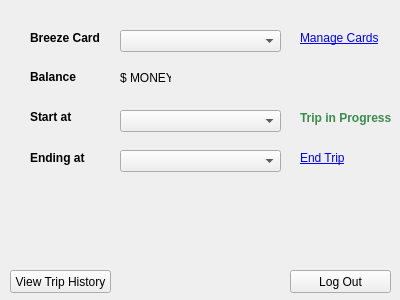
Old version of the form ui/welcomeToMarta.ui in the repository alishan-kaisani/CS4400-GUI.
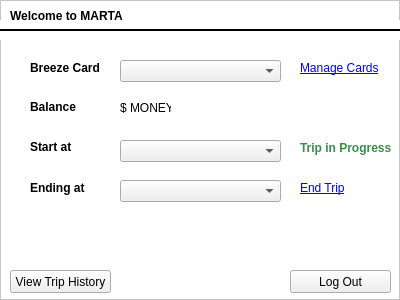
New version of the form. Icons and pictures are not drawn.

Commit message: Baseline functioning GUI - no style & no data

```diff
--- a/ui/welcomeToMarta.ui
+++ b/ui/welcomeToMarta.ui
@@ -1,7 +1,7 @@
 <?xml version="1.0" encoding="UTF-8"?>
 <ui version="4.0">
- <class>Form</class>
- <widget class="QWidget" name="Form">
+ <class>Frame</class>
+ <widget class="QFrame" name="Frame">
   <property name="geometry">
    <rect>
     <x>0</x>
@@ -14,111 +14,19 @@
    <string>Form</string>
   </property>
   <property name="styleSheet">
-   <string notr="true">QLabel {font-weight: bold;}</string>
+   <string notr="true">QLabel {font-weight: bold;} QFrame {background-color: #ffffff}</string>
   </property>
-  <widget class="QLabel" name="breezeCardLabel">
-   <property name="geometry">
-    <rect>
-     <x>30</x>
-     <y>30</y>
-     <width>71</width>
-     <height>16</height>
-    </rect>
-   </property>
-   <property name="text">
-    <string>Breeze Card</string>
-   </property>
-  </widget>
-  <widget class="QLabel" name="balanceLabel">
-   <property name="geometry">
-    <rect>
-     <x>30</x>
-     <y>70</y>
-     <width>47</width>
-     <height>13</height>
-    </rect>
-   </property>
-   <property name="text">
-    <string>Balance</string>
-   </property>
-  </widget>
-  <widget class="QLabel" name="startAtLabel">
-   <property name="geometry">
-    <rect>
-     <x>30</x>
-     <y>110</y>
-     <width>47</width>
-     <height>13</height>
-    </rect>
-   </property>
-   <property name="text">
-    <string>Start at</string>
-   </property>
-  </widget>
-  <widget class="QLabel" name="endingAtLabel">
-   <property name="geometry">
-    <rect>
-     <x>30</x>
-     <y>150</y>
-     <width>61</width>
-     <height>16</height>
-    </rect>
-   </property>
-   <property name="text">
-    <string>Ending at</string>
-   </property>
-  </widget>
-  <widget class="QComboBox" name="breezeCardBox">
-   <property name="geometry">
-    <rect>
-     <x>120</x>
-     <y>30</y>
-     <width>161</width>
-     <height>22</height>
-    </rect>
-   </property>
-  </widget>
-  <widget class="QComboBox" name="startAtBox">
-   <property name="geometry">
-    <rect>
-     <x>120</x>
-     <y>110</y>
-     <width>161</width>
-     <height>22</height>
-    </rect>
-   </property>
-  </widget>
-  <widget class="QComboBox" name="comboBox_3">
-   <property name="geometry">
-    <rect>
-     <x>120</x>
-     <y>150</y>
-     <width>161</width>
-     <height>22</height>
-    </rect>
-   </property>
-  </widget>
-  <widget class="QLabel" name="balanceAmount">
-   <property name="geometry">
-    <rect>
-     <x>120</x>
-     <y>70</y>
-     <width>51</width>
-     <height>16</height>
-    </rect>
-   </property>
-   <property name="styleSheet">
-    <string notr="true">QLabel {font: normal;}</string>
-   </property>
-   <property name="text">
-    <string>$ MONEY</string>
-   </property>
-  </widget>
+  <property name="frameShape">
+   <enum>QFrame::StyledPanel</enum>
+  </property>
+  <property name="frameShadow">
+   <enum>QFrame::Raised</enum>
+  </property>
   <widget class="QLabel" name="manageCardsLabel">
    <property name="geometry">
     <rect>
      <x>300</x>
-     <y>30</y>
+     <y>60</y>
      <width>81</width>
      <height>16</height>
     </rect>
@@ -134,7 +42,7 @@
    <property name="geometry">
     <rect>
      <x>300</x>
-     <y>150</y>
+     <y>180</y>
      <width>51</width>
      <height>16</height>
     </rect>
@@ -150,7 +58,7 @@
    <property name="geometry">
     <rect>
      <x>300</x>
-     <y>110</y>
+     <y>140</y>
      <width>91</width>
      <height>16</height>
     </rect>
@@ -162,7 +70,53 @@
     <string>Trip in Progress</string>
    </property>
   </widget>
-  <widget class="QPushButton" name="pushButton">
+  <widget class="QComboBox" name="breezeCardBox">
+   <property name="geometry">
+    <rect>
+     <x>120</x>
+     <y>60</y>
+     <width>161</width>
+     <height>22</height>
+    </rect>
+   </property>
+  </widget>
+  <widget class="QLabel" name="balanceLabel">
+   <property name="geometry">
+    <rect>
+     <x>30</x>
+     <y>100</y>
+     <width>47</width>
+     <height>13</height>
+    </rect>
+   </property>
+   <property name="text">
+    <string>Balance</string>
+   </property>
+  </widget>
+  <widget class="QLabel" name="startAtLabel">
+   <property name="geometry">
+    <rect>
+     <x>30</x>
+     <y>140</y>
+     <width>47</width>
+     <height>13</height>
+    </rect>
+   </property>
+   <property name="text">
+    <string>Start at</string>
+   </property>
+  </widget>
+  <widget class="QComboBox" name="startAtBox">
+   <property name="geometry">
+    <rect>
+     <x>120</x>
+     <y>140</y>
+     <width>161</width>
+     <height>22</height>
+    </rect>
+   </property>
+  </widget>
+  <widget class="QPushButton" name="viewTripHistoryButton">
    <property name="geometry">
     <rect>
      <x>10</x>
@@ -175,7 +129,59 @@
     <string>View Trip History</string>
    </property>
   </widget>
-  <widget class="QPushButton" name="pushButton_2">
+  <widget class="QLabel" name="endingAtLabel">
+   <property name="geometry">
+    <rect>
+     <x>30</x>
+     <y>180</y>
+     <width>61</width>
+     <height>16</height>
+    </rect>
+   </property>
+   <property name="text">
+    <string>Ending at</string>
+   </property>
+  </widget>
+  <widget class="QComboBox" name="endingAtBox">
+   <property name="geometry">
+    <rect>
+     <x>120</x>
+     <y>180</y>
+     <width>161</width>
+     <height>22</height>
+    </rect>
+   </property>
+  </widget>
+  <widget class="QLabel" name="breezeCardLabel">
+   <property name="geometry">
+    <rect>
+     <x>30</x>
+     <y>60</y>
+     <width>71</width>
+     <height>16</height>
+    </rect>
+   </property>
+   <property name="text">
+    <string>Breeze Card</string>
+   </property>
+  </widget>
+  <widget class="QLabel" name="balanceAmount">
+   <property name="geometry">
+    <rect>
+     <x>120</x>
+     <y>100</y>
+     <width>51</width>
+     <height>16</height>
+    </rect>
+   </property>
+   <property name="styleSheet">
+    <string notr="true">QLabel {font: normal;}</string>
+   </property>
+   <property name="text">
+    <string>$ MONEY</string>
+   </property>
+  </widget>
+  <widget class="QPushButton" name="logOutButton">
    <property name="geometry">
     <rect>
      <x>290</x>
@@ -188,6 +194,73 @@
     <string>Log Out</string>
    </property>
   </widget>
+  <widget class="Line" name="line">
+   <property name="windowModality">
+    <enum>Qt::ApplicationModal</enum>
+   </property>
+   <property name="geometry">
+    <rect>
+     <x>0</x>
+     <y>20</y>
+     <width>401</width>
+     <height>20</height>
+    </rect>
+   </property>
+   <property name="maximumSize">
+    <size>
+     <width>16777215</width>
+     <height>16777215</height>
+    </size>
+   </property>
+   <property name="font">
+    <font>
+     <pointsize>8</pointsize>
+    </font>
+   </property>
+   <property name="mouseTracking">
+    <bool>true</bool>
+   </property>
+   <property name="autoFillBackground">
+    <bool>false</bool>
+   </property>
+   <property name="styleSheet">
+    <string notr="true"/>
+   </property>
+   <property name="frameShadow">
+    <enum>QFrame::Plain</enum>
+   </property>
+   <property name="lineWidth">
+    <number>2</number>
+   </property>
+   <property name="orientation">
+    <enum>Qt::Horizontal</enum>
+   </property>
+  </widget>
+  <widget class="QLabel" name="frameLabelTop">
+   <property name="geometry">
+    <rect>
+     <x>10</x>
+     <y>0</y>
+     <width>241</width>
+     <height>31</height>
+    </rect>
+   </property>
+   <property name="font">
+    <font>
+     <weight>75</weight>
+     <bold>true</bold>
+    </font>
+   </property>
+   <property name="autoFillBackground">
+    <bool>false</bool>
+   </property>
+   <property name="styleSheet">
+    <string notr="true">QLabel {background-color: transparent}</string>
+   </property>
+   <property name="text">
+    <string>Welcome to MARTA</string>
+   </property>
+  </widget>
  </widget>
  <resources/>
  <connections/>
```
Left out of the diff: 6 changed lines with no effect on the pictures. The commit also changes 31 other files.
